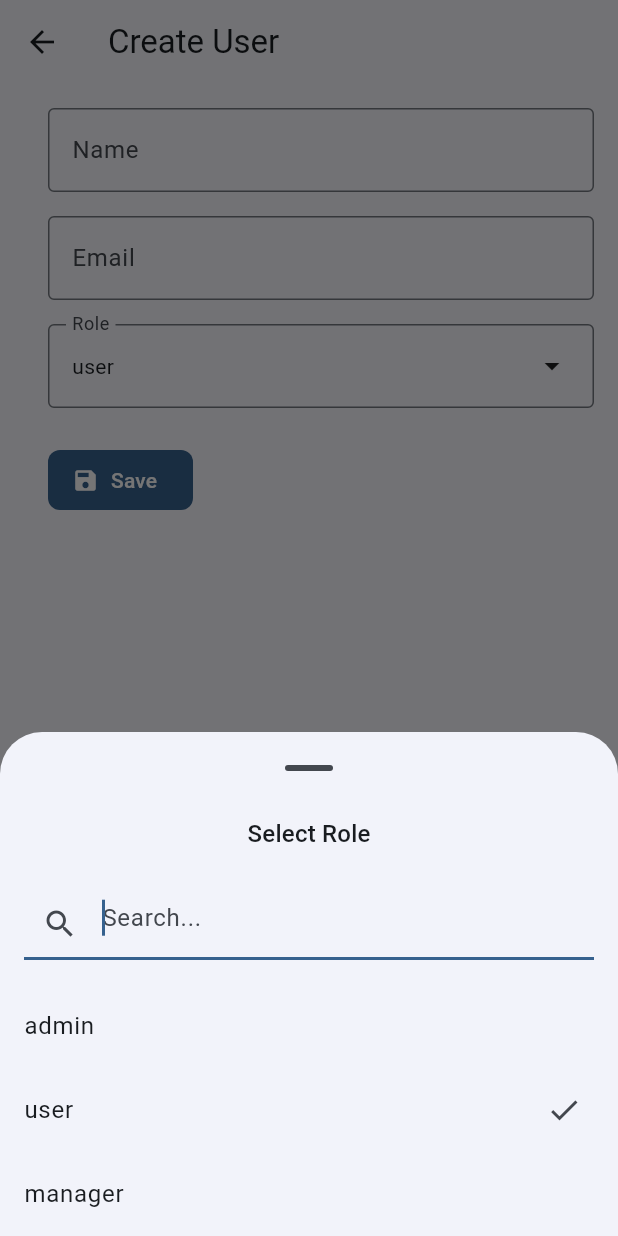
After one commit to itrsorthopedisiagaraya/flutter_web, a Flutter app: the UserCreatePage screen opened directly, after a tap on "user", on a phone screen of 412 x 824 dp. The commit adds this screen. Run offline on Flutter 3.47's test engine with Material 3 defaults, Android fonts, the phone set to English and light mode, and no system bars; our stand-ins replace data_table_2.

Commit message:
add UI user create and edit, add dropdown reuse

```diff
--- a/lib/screen/admin/helper.dart
+++ b/lib/screen/admin/helper.dart
@@ -107,3 +107,102 @@ void _logout(BuildContext context) {
     type: SnackBarType.success,
   );
 }
+
+Future<void> showSearchablePicker(
+  BuildContext context, {
+  required String title,
+  required List<String> items,
+  String? selected,
+  required ValueChanged<String> onSelected,
+}) {
+  return showModalBottomSheet(
+    context: context,
+    isScrollControlled: true,
+    showDragHandle: true,
+    builder: (_) => _SearchablePickerSheet(
+      title: title,
+      items: items,
+      selected: selected,
+      onSelected: onSelected,
+    ),
+  );
+}
+
+class _SearchablePickerSheet extends StatefulWidget {
+  final String title;
+  final List<String> items;
+  final String? selected;
+  final ValueChanged<String> onSelected;
+
+  const _SearchablePickerSheet({
+    required this.title,
+    required this.items,
+    this.selected,
+    required this.onSelected,
+  });
+
+  @override
+  State<_SearchablePickerSheet> createState() => _SearchablePickerSheetState();
+}
+
+class _SearchablePickerSheetState extends State<_SearchablePickerSheet> {
+  String query = '';
+
+  @override
+  Widget build(BuildContext context) {
+    final filtered = widget.items
+        .where((i) => i.toLowerCase().contains(query.toLowerCase()))
+        .toList();
+
+    return Padding(
+      padding: MediaQuery.of(context).viewInsets,
+      child: Column(
+        mainAxisSize: MainAxisSize.min,
+        children: [
+          // 🔹 Header
+          Padding(
+            padding: const EdgeInsets.fromLTRB(16, 8, 16, 8),
+            child: Text(
+              widget.title,
+              style: Theme.of(context).textTheme.titleMedium,
+            ),
+          ),
+
+          // 🔹 Search
+          Padding(
+            padding: const EdgeInsets.all(16),
+            child: TextField(
+              autofocus: true,
+              decoration: const InputDecoration(
+                hintText: 'Search...',
+                prefixIcon: Icon(Icons.search),
+              ),
+              onChanged: (v) => setState(() => query = v),
+            ),
+          ),
+
+          // 🔹 List
+          Flexible(
+            child: ListView.builder(
+              shrinkWrap: true,
+              itemCount: filtered.length,
+              itemBuilder: (_, i) {
+                final item = filtered[i];
+                final selected = item == widget.selected;
+
+                return ListTile(
+                  title: Text(item),
+                  trailing: selected ? const Icon(Icons.check) : null,
+                  onTap: () {
+                    widget.onSelected(item);
+                    Navigator.pop(context);
+                  },
+                );
+              },
+            ),
+          ),
+        ],
+      ),
+    );
+  }
+}
--- /dev/null
+++ b/lib/screen/admin/user/user_create_page.dart
@@ -0,0 +1,23 @@
+import 'package:flutter/material.dart';
+import 'widget/user_form.dart';
+
+class UserCreatePage extends StatelessWidget {
+  const UserCreatePage({super.key});
+
+  @override
+  Widget build(BuildContext context) {
+    return Scaffold(
+      appBar: AppBar(title: const Text('Create User')),
+      body: Padding(
+        padding: const EdgeInsets.all(16),
+        child: UserForm(
+          onSubmit: (data) {
+            debugPrint('CREATE USER: $data');
+
+            Navigator.pop(context);
+          },
+        ),
+      ),
+    );
+  }
+}
--- /dev/null
+++ b/lib/screen/admin/user/user_edit_page.dart
@@ -0,0 +1,35 @@
+import 'package:flutter/material.dart';
+
+import 'widget/user_form.dart';
+
+class UserEditPage extends StatelessWidget {
+  final String userId;
+
+  const UserEditPage({super.key, required this.userId});
+
+  @override
+  Widget build(BuildContext context) {
+    // TEMP: fake user data
+    final user = {
+      'id': userId,
+      'name': 'User $userId',
+      'email': 'user$userId@email.com',
+      'role': 'admin',
+    };
+
+    return Scaffold(
+      appBar: AppBar(title: const Text('Edit User')),
+      body: Padding(
+        padding: const EdgeInsets.all(16),
+        child: UserForm(
+          initialData: user,
+          onSubmit: (data) {
+            debugPrint('UPDATE USER: $data');
+
+            Navigator.pop(context);
+          },
+        ),
+      ),
+    );
+  }
+}
--- a/lib/screen/admin/user/user_view.dart
+++ b/lib/screen/admin/user/user_view.dart
@@ -17,7 +17,12 @@ class _UsersViewState extends State<UsersView> {
 
   final List<Map<String, String>> _users = List.generate(
     20,
-    (i) => {'name': 'User $i', 'email': 'user$i@email.com', 'role': 'Admin'},
+    (i) => {
+      'id': 'id$i',
+      'name': 'User $i',
+      'email': 'user$i@email.com',
+      'role': 'Admin',
+    },
   );
 
   @override
--- /dev/null
+++ b/lib/screen/admin/user/widget/user_form.dart
@@ -0,0 +1,153 @@
+import 'package:flutter/material.dart';
+
+import '../../helper.dart';
+
+class UserForm extends StatefulWidget {
+  final Map<String, String>? initialData;
+  final void Function(Map<String, String> data) onSubmit;
+
+  const UserForm({super.key, this.initialData, required this.onSubmit});
+
+  @override
+  State<UserForm> createState() => _UserFormState();
+}
+
+class _UserFormState extends State<UserForm> {
+  final _formKey = GlobalKey<FormState>();
+
+  late TextEditingController nameCtrl;
+  late TextEditingController emailCtrl;
+  String role = 'user';
+
+  @override
+  void initState() {
+    super.initState();
+    nameCtrl = TextEditingController(text: widget.initialData?['name']);
+    emailCtrl = TextEditingController(text: widget.initialData?['email']);
+    role = widget.initialData?['role'] ?? 'user';
+  }
+
+  @override
+  void dispose() {
+    nameCtrl.dispose();
+    emailCtrl.dispose();
+    super.dispose();
+  }
+
+  void _submit() {
+    if (!_formKey.currentState!.validate()) return;
+
+    widget.onSubmit({
+      'name': nameCtrl.text.trim(),
+      'email': emailCtrl.text.trim(),
+      'role': role,
+    });
+  }
+
+  @override
+  Widget build(BuildContext context) {
+    final isDesktop = MediaQuery.of(context).size.width >= 1024;
+
+    return Padding(
+      padding: EdgeInsets.only(left: isDesktop ? 60.0 : 16.0),
+      child: Form(
+        key: _formKey,
+        child: isDesktop ? _desktopLayout() : _mobileLayout(),
+      ),
+    );
+  }
+
+  // ---------------- LAYOUTS ----------------
+
+  Widget _mobileLayout() {
+    return Column(
+      crossAxisAlignment: CrossAxisAlignment.start,
+      children: [
+        _nameField(),
+        const SizedBox(height: 16),
+        _emailField(),
+        const SizedBox(height: 16),
+        _roleField(),
+        const SizedBox(height: 24),
+        _submitButton(),
+      ],
+    );
+  }
+
+  Widget _desktopLayout() {
+    return Column(
+      crossAxisAlignment: CrossAxisAlignment.start,
+      children: [
+        Row(
+          children: [
+            Expanded(child: _nameField()),
+            const SizedBox(width: 16),
+            Expanded(child: _emailField()),
+            const SizedBox(width: 16),
+            Expanded(child: _roleField()),
+          ],
+        ),
+        const SizedBox(height: 16),
+        Align(alignment: Alignment.centerLeft, child: _submitButton()),
+      ],
+    );
+  }
+
+  // ---------------- FIELDS ----------------
+
+  Widget _nameField() => TextFormField(
+    controller: nameCtrl,
+    decoration: const InputDecoration(
+      labelText: 'Name',
+      border: OutlineInputBorder(),
+    ),
+    validator: (v) => v!.isEmpty ? 'Required' : null,
+  );
+
+  Widget _emailField() => TextFormField(
+    controller: emailCtrl,
+    decoration: const InputDecoration(
+      labelText: 'Email',
+      border: OutlineInputBorder(),
+    ),
+    validator: (v) => v!.isEmpty ? 'Required' : null,
+  );
+
+  Widget _roleField() {
+    return InkWell(
+      onTap: () {
+        showSearchablePicker(
+          context,
+          title: 'Select Role',
+          items: const ['admin', 'user', 'manager'],
+          selected: role,
+          onSelected: (v) => setState(() => role = v),
+        );
+      },
+      child: InputDecorator(
+        decoration: const InputDecoration(
+          labelText: 'Role',
+          border: OutlineInputBorder(),
+        ),
+        child: Row(
+          mainAxisAlignment: MainAxisAlignment.spaceBetween,
+          children: [
+            Text(role.isEmpty ? 'Select role' : role),
+            const Icon(Icons.arrow_drop_down),
+          ],
+        ),
+      ),
+    );
+  }
+
+  Widget _submitButton() => FilledButton.icon(
+    icon: const Icon(Icons.save),
+    label: const Text('Save'),
+    onPressed: _submit,
+    style: ButtonStyle(
+      shape: WidgetStateProperty.all<RoundedRectangleBorder>(
+        RoundedRectangleBorder(borderRadius: BorderRadius.circular(8.0)),
+      ),
+    ),
+  );
+}
```
Also changed, not shown: lib/screen/admin/admin_layout.dart (+17 -2 lines), lib/screen/admin/user/widget/user_list.dart (+7 -0 lines), lib/screen/admin/user/widget/user_table.dart (+9 -1 lines).
